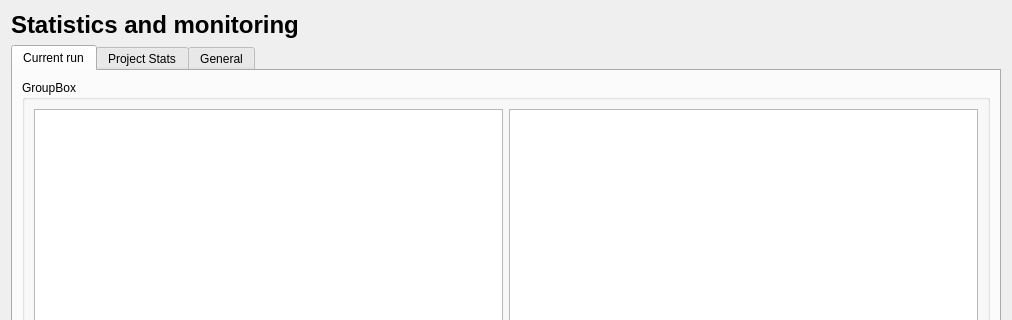
Old version of the form src/forms/stats.ui in the repository veaceslav/WHC-IDE; both pictures show x 0 to 1012 and y 0 to 320 of the 1012 by 716 pixel window.
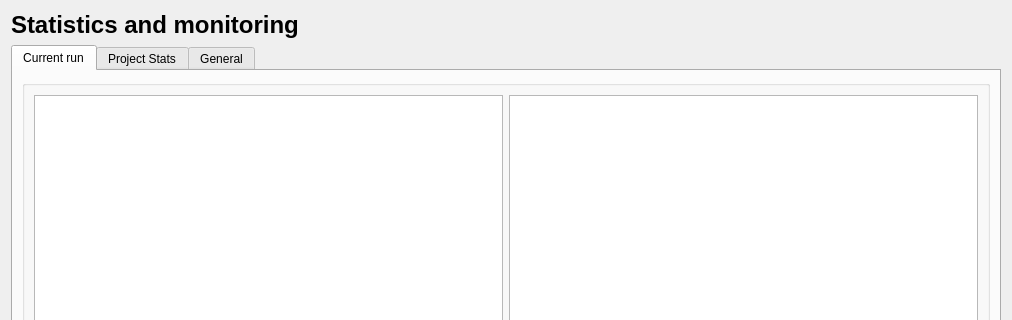
New version of the form. Icons and pictures are not drawn. Custom widgets are drawn as their Qt base class.

Commit message: Added second row of run stats (with task info)

Patch:
```diff
--- a/src/forms/stats.ui
+++ b/src/forms/stats.ui
@@ -41,7 +41,7 @@
        <item>
         <widget class="QGroupBox" name="groupBox">
          <property name="title">
-          <string>GroupBox</string>
+          <string/>
          </property>
          <layout class="QHBoxLayout" name="horizontalLayout">
           <item>
```
The commit also changes 2 other files.
